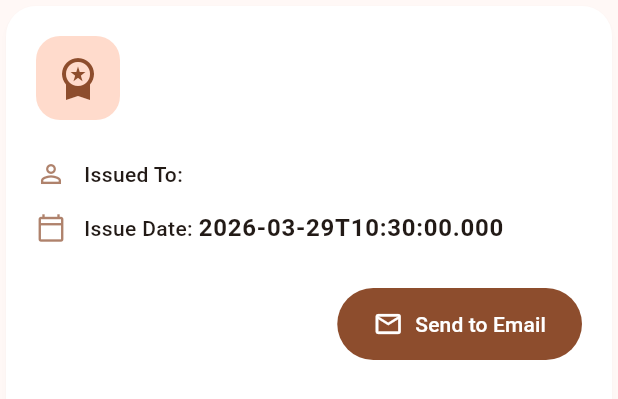
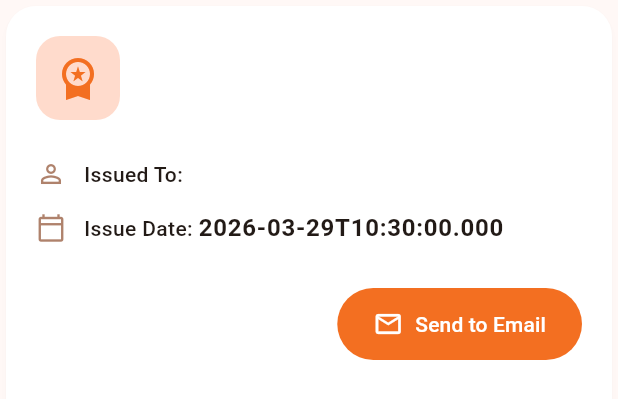
Before and after one commit to codeit-np/student_portal, a Flutter app: the CertificateCard widget shown alone on an empty page, opened directly with empty values, on a phone screen of 412 x 824 dp. Shown: the top 399 px of the screen. Run offline on Flutter 3.47's test engine with Material 3 defaults, Android fonts, the phone set to English and light mode, and no system bars; our stand-ins replace cached_network_image, dio, flutter_screenutil, gap, get, get_storage and 2 more; missing offline and left inert: flutter_overlay_loader; accounts and stored records are empty.

Commit message:
ui fixed

```diff
--- a/lib/views/certificate_view.dart
+++ b/lib/views/certificate_view.dart
@@ -155,7 +155,7 @@ class CertificateCard extends StatelessWidget {
                     child: Icon(
                       Icons.workspace_premium,
                       size: 32,
-                      color: theme.colorScheme.primary,
+                      color: AppColor.primaryOrange,
                     ),
                   ),
                   const SizedBox(width: 16),
@@ -194,10 +194,12 @@ class CertificateCard extends StatelessWidget {
               Align(
                 alignment: Alignment.centerRight,
                 child: FilledButton.icon(
+
                   onPressed: onEmailPressed,
                   icon: const Icon(Icons.email_outlined, size: 20),
                   label: const Text("Send to Email"),
                   style: FilledButton.styleFrom(
+                    backgroundColor: AppColor.primaryOrange,
                     padding: const EdgeInsets.symmetric(
                       horizontal: 24,
                       vertical: 14,
```
